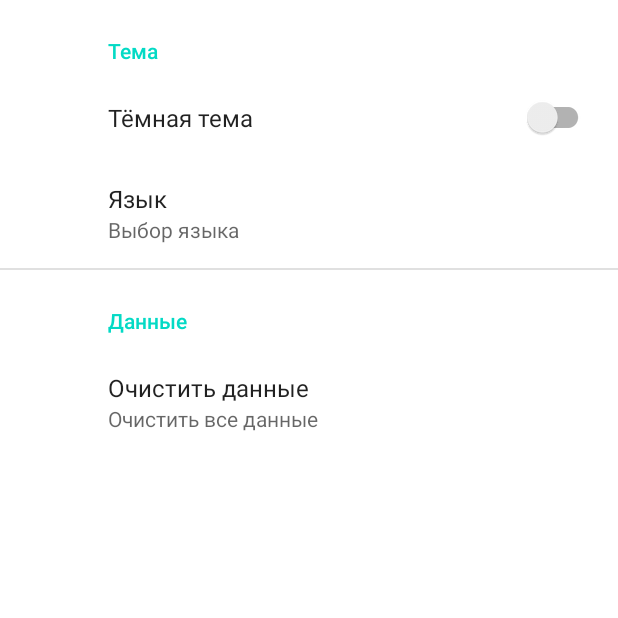
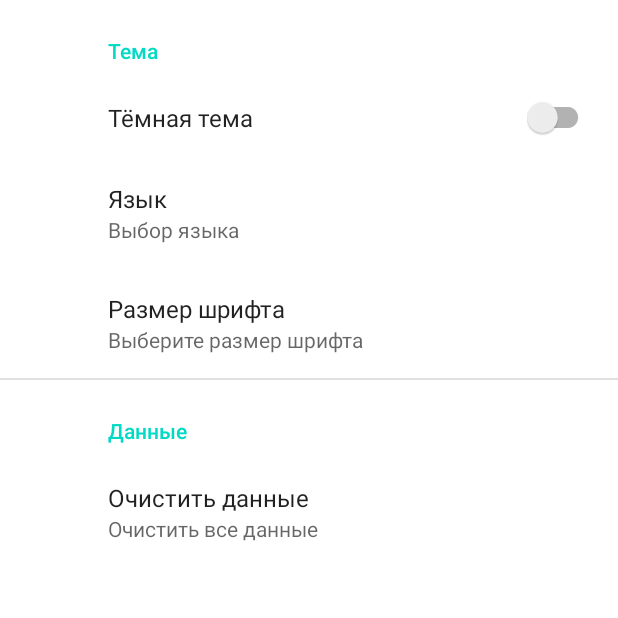
Before and after one commit to benninoda/android_labs, an Android app: the screen it shows after launch (SettingsActivity), after a tap on an icon or button, on a phone screen of 412 x 824 dp, the top half of it. Run offline under Robolectric (Android 15) with nearby library versions, the phone set to English and light mode, and no system bars; our stand-ins replace Room's generated code, androidx.preference; libraries missing offline, so code that uses them is left out: com.shreyaspatil.

Commit message:
font_and_vibro

```diff
--- a/TabataTimer/app/src/main/AndroidManifest.xml
+++ b/TabataTimer/app/src/main/AndroidManifest.xml
@@ -1,6 +1,7 @@
 <?xml version="1.0" encoding="utf-8"?>
 <manifest xmlns:android="http://schemas.android.com/apk/res/android"
     package="com.javalabs.tabatatimer">
+    <uses-permission android:name="android.permission.VIBRATE" />
 
     <application
         android:name=".helper.TabataTimerApplication"
@@ -9,6 +10,7 @@
         android:roundIcon="@drawable/ic_tabata"
         android:supportsRtl="true"
         android:theme="@style/Theme.TabataTimer.Launcher">
+
         <activity
             android:name=".activities.SettingsActivity"
             android:label="@string/title_activity_settings"
--- a/TabataTimer/app/src/main/java/com/javalabs/tabatatimer/activities/MainActivity.java
+++ b/TabataTimer/app/src/main/java/com/javalabs/tabatatimer/activities/MainActivity.java
@@ -1,16 +1,22 @@
 package com.javalabs.tabatatimer.activities;
 
 import android.content.Context;
+import android.content.SharedPreferences;
+import android.content.res.Configuration;
 import android.os.Bundle;
+import android.util.DisplayMetrics;
 import android.util.Log;
 
 import androidx.appcompat.app.AppCompatActivity;
+import androidx.preference.PreferenceManager;
 
 import com.javalabs.tabatatimer.R;
 import com.javalabs.tabatatimer.helper.LocaleHelper;
 
 
 public class MainActivity extends AppCompatActivity {
+
+    SharedPreferences sharedPreferences;
 
     @Override
     protected void onCreate(Bundle savedInstanceState) {
@@ -21,7 +27,32 @@ public class MainActivity extends AppCompatActivity {
 
         Log.e("D", "ONCREATE MAINACTIVITY");
 
+        sharedPreferences = PreferenceManager.getDefaultSharedPreferences(getApplicationContext());
+//        editor = sharedPreferences.edit();
+        String coef = sharedPreferences.getString("fontSize", "2");
+        float size_coef = 0;
+        switch (coef) {
+            case "1": {
+                size_coef = 0.85f;
+                break;
+            }
+            case "2": {
+                size_coef = 1.0f;
+                break;
+            }
+            case "3": {
+                size_coef = 1.15f;
+                break;
+            }
+        }
 
+        Configuration configuration = getResources().getConfiguration();
+        configuration.fontScale = size_coef;
+
+        DisplayMetrics metrics = new DisplayMetrics();
+        getWindowManager().getDefaultDisplay().getMetrics(metrics);
+        metrics.scaledDensity = configuration.fontScale * metrics.density;
+        getBaseContext().getResources().updateConfiguration(configuration, metrics);
 
     }
 
--- a/TabataTimer/app/src/main/res/layout/fragment_timer.xml
+++ b/TabataTimer/app/src/main/res/layout/fragment_timer.xml
@@ -24,7 +24,7 @@
             android:layout_height="wrap_content"
             android:id="@+id/tv"
             android:layout_gravity="center"
-            android:textSize="26pt"
+            android:textSize="48pt"
             android:textColorHighlight="@color/purple_200"/>
 
         <LinearLayout
--- a/TabataTimer/app/src/main/res/layout/fragment_timer_list.xml
+++ b/TabataTimer/app/src/main/res/layout/fragment_timer_list.xml
@@ -20,6 +20,7 @@
             android:name="com.javalabs.tabatatimer.TimerSequenceFragment"
             android:layout_width="match_parent"
             android:layout_height="wrap_content"
+            android:layout_marginBottom="20dp"
             android:layout_marginLeft="16dp"
             android:layout_marginRight="16dp"
             app:layoutManager="LinearLayoutManager"
--- a/TabataTimer/app/src/main/res/values/arrays.xml
+++ b/TabataTimer/app/src/main/res/values/arrays.xml
@@ -8,4 +8,16 @@
         <item>ru</item>
         <item>en</item>
     </string-array>
+
+    <string-array name="fontSizeNames">
+        <item>@string/small</item>
+        <item>@string/medium</item>
+        <item>@string/large</item>
+    </string-array>
+
+    <string-array name="fontSizeValues">
+        <item>1</item>
+        <item>2</item>
+        <item>3</item>
+    </string-array>
 </resources>
--- a/TabataTimer/app/src/main/res/values/strings.xml
+++ b/TabataTimer/app/src/main/res/values/strings.xml
@@ -22,8 +22,8 @@
     <string name="second_fragment_label">Second Fragment</string>
     <string name="next">Следующий</string>
     <string name="previous">Предыдущий</string>
-    <string name="create_fragment_toolbar_title">Create timer</string>
-    <string name="edit_fragment_toolbar_title">Создайте таймер</string>
+    <string name="create_fragment_toolbar_title">Создайте таймер</string>
+    <string name="edit_fragment_toolbar_title">Обновите таймер</string>
     <string name="timer_sequence_fragment_toolbar_title">Тренировки</string>
     <string name="dialogInputTextView">Введите название</string>
     <string name="dialogInputEditText">Введите текст здесь..</string>
@@ -66,4 +66,9 @@
     <string name="rest_read">\"\nВремя подхода отдыха - \"</string>
     <string name="cooldown_read">\"\nВремя отдыха между сетами - \"</string>
     <string name="all_time_read">\"\nОбщее время работы - \"</string>
+    <string name="small">Мелкий</string>
+    <string name="medium">Средний</string>
+    <string name="large">Крупный</string>
+    <string name="font_size_dialog_title">Размер шрифта</string>
+    <string name="font_pref_summury">Выберите размер шрифта</string>
 </resources>
--- a/TabataTimer/app/src/main/res/xml/root_preferences.xml
+++ b/TabataTimer/app/src/main/res/xml/root_preferences.xml
@@ -18,6 +18,15 @@
             android:summary="@string/lang_pref_summury"
             android:title="@string/langPrefTitle"
             app:defaultValue="ru"/>
+
+        <ListPreference
+            android:key="fontSize"
+            android:entries="@array/fontSizeNames"
+            android:entryValues="@array/fontSizeValues"
+            android:title="@string/font_size_dialog_title"
+            app:dialogTitle="@string/font_size_dialog_title"
+            android:summary="@string/font_pref_summury"
+            app:defaultValue="2"/>
     </PreferenceCategory>
 
     <PreferenceCategory app:title="@string/data_header">
```
Also changed, not shown: TabataTimer/app/src/main/java/com/javalabs/tabatatimer/TimerFragment.java (+20 -2 lines), TabataTimer/app/src/main/java/com/javalabs/tabatatimer/activities/SettingsActivity.java (+44 -0 lines), TabataTimer/app/src/main/java/com/javalabs/tabatatimer/utils/IVibration.java (added, +9 -0 lines), TabataTimer/app/src/main/java/com/javalabs/tabatatimer/utils/SimpleVibration.java (added, +11 -0 lines), TabataTimer/app/src/main/java/com/javalabs/tabatatimer/utils/VibrationBuild.java (added, +16 -0 lines), TabataTimer/app/src/main/res/layout/fragment_edit_timer.xml (+15 -13 lines), TabataTimer/app/src/main/res/layout/toolbar_edit_fragment.xml (+9 -0 lines), 1 other file.
